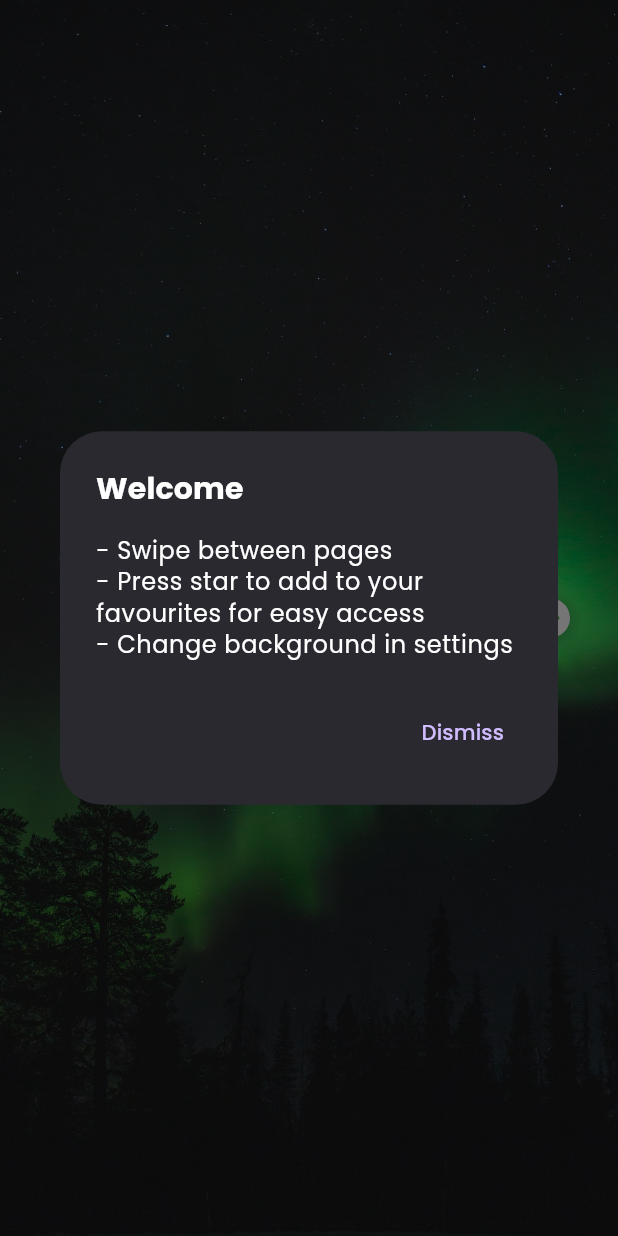
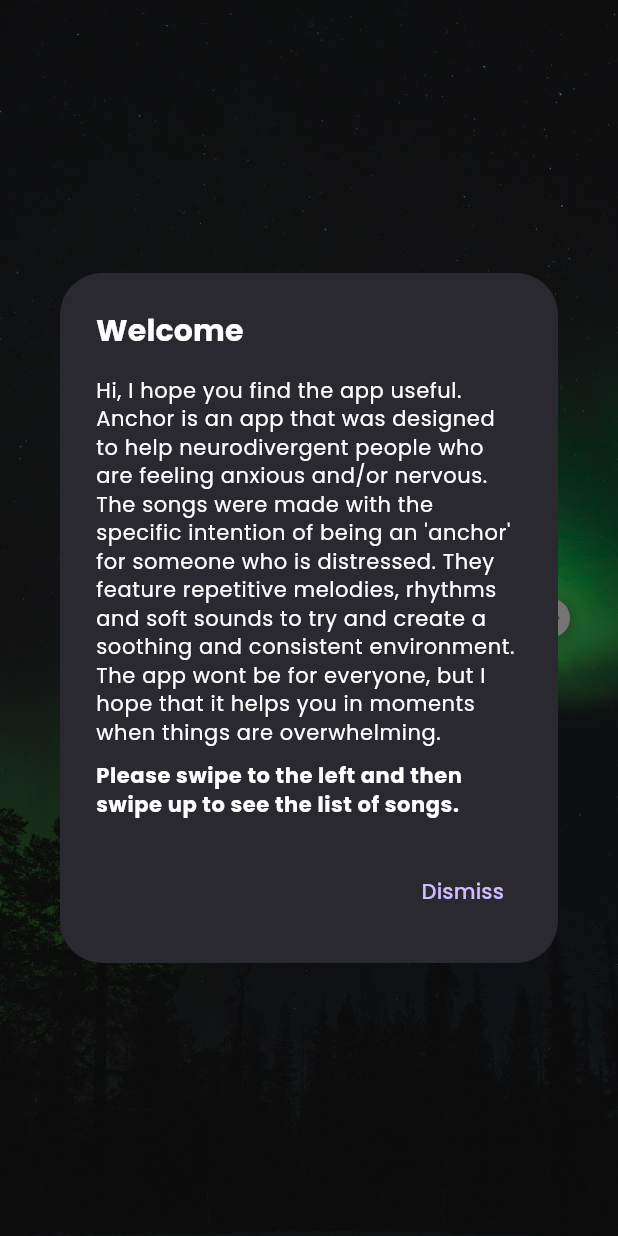
Before and after one commit to jacob-horton/anchor, a Flutter app: the screen it shows after launch, on a phone screen of 412 x 824 dp. Run offline on Flutter 3.47's test engine with Material 3 defaults, Android fonts, the phone set to English and light mode, and no system bars; our stand-ins replace audio_video_progress_bar, google_fonts, heroicons, image_picker, just_audio, just_audio_background and 1 more.

Commit message:
feat: proper welcome message

```diff
--- a/lib/main.dart
+++ b/lib/main.dart
@@ -188,10 +188,10 @@
     FocusScope.of(context).focusedChild?.unfocus();
   }
 
-  static const keyIsFirstLoad = 'is-first-load';
+  static const _keyIsFirstLoad = 'is-first-load';
   _showDialogIfFirstLoad(BuildContext context) async {
     SharedPreferences prefs = await SharedPreferences.getInstance();
-    bool isFirstLoaded = prefs.getBool(keyIsFirstLoad) ?? true;
+    bool isFirstLoaded = prefs.getBool(_keyIsFirstLoad) ?? true;
 
     if (!context.mounted) {
       return;
@@ -206,16 +206,32 @@
               "Welcome",
               style: Theme.of(context).textTheme.titleSmall,
             ),
-            content: Text(
-              "- Swipe between pages\n- Press star to add to your favourites for easy access\n- Change background in settings",
-              style: Theme.of(context).textTheme.bodySmall,
+            content: Column(
+              mainAxisSize: MainAxisSize.min,
+              children: [
+                Text(
+                  "Hi, I hope you find the app useful. Anchor is an app that was designed to help neurodivergent people who are feeling anxious and/or nervous. The songs were made with the specific intention of being an 'anchor' for someone who is distressed. They feature repetitive melodies, rhythms and soft sounds to try and create a soothing and consistent environment. The app wont be for everyone, but I hope that it helps you in moments when things are overwhelming.",
+                  style: Theme.of(context)
+                      .textTheme
+                      .bodySmall
+                      ?.copyWith(fontSize: 14.0),
+                ),
+                const SizedBox(height: 10.0),
+                Text(
+                  "Please swipe to the left and then swipe up to see the list of songs.",
+                  style: Theme.of(context)
+                      .textTheme
+                      .bodySmall
+                      ?.copyWith(fontWeight: FontWeight.w700, fontSize: 14.0),
+                )
+              ],
             ),
             actions: <Widget>[
               TextButton(
                 child: const Text("Dismiss"),
                 onPressed: () {
                   Navigator.of(context).pop();
-                  prefs.setBool(keyIsFirstLoad, false);
+                  prefs.setBool(_keyIsFirstLoad, false);
                 },
               ),
             ],
@@ -314,8 +330,8 @@
                                   textAlign: TextAlign.center,
                                   style: Theme.of(context)
                                       .textTheme
-                                      .titleSmall!
-                                      .copyWith(
+                                      .titleSmall
+                                      ?.copyWith(
                                     fontSize: 28.0,
                                     shadows: [
                                       Shadow(
```
